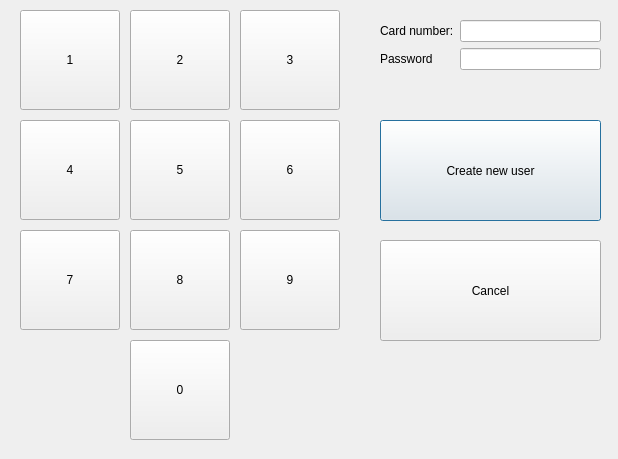
Qt form addnewuserdialog.ui (igorko100/qtinout) before a commit.
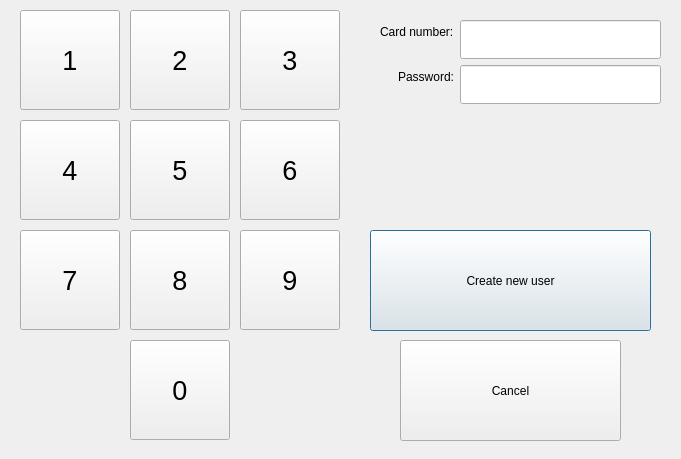
The same form after that commit.

What changed in the file:
```diff
--- a/addnewuserdialog.ui
+++ b/addnewuserdialog.ui
@@ -6,7 +6,7 @@
    <rect>
     <x>0</x>
     <y>0</y>
-    <width>618</width>
+    <width>681</width>
     <height>459</height>
    </rect>
   </property>
@@ -18,11 +18,14 @@
     <rect>
      <x>380</x>
      <y>20</y>
-     <width>221</width>
-     <height>80</height>
+     <width>281</width>
+     <height>88</height>
     </rect>
    </property>
    <layout class="QFormLayout" name="formLayout">
+    <property name="labelAlignment">
+     <set>Qt::AlignRight|Qt::AlignTrailing|Qt::AlignVCenter</set>
+    </property>
     <item row="0" column="0">
      <widget class="QLabel" name="cardNumberLabel">
       <property name="text">
@@ -31,26 +34,41 @@
      </widget>
     </item>
     <item row="0" column="1">
-     <widget class="QLineEdit" name="cardNumberLineEdit"/>
+     <widget class="QLineEdit" name="cardNumberLineEdit">
+      <property name="font">
+       <font>
+        <pointsize>20</pointsize>
+       </font>
+      </property>
+     </widget>
+    </item>
+    <item row="1" column="1">
+     <widget class="QLineEdit" name="passwordLineEdit">
+      <property name="font">
+       <font>
+        <pointsize>20</pointsize>
+       </font>
+      </property>
+     </widget>
     </item>
     <item row="1" column="0">
      <widget class="QLabel" name="passwordLabel">
       <property name="text">
-       <string>Password</string>
+       <string>Password:</string>
+      </property>
+      <property name="alignment">
+       <set>Qt::AlignRight|Qt::AlignTrailing|Qt::AlignVCenter</set>
       </property>
      </widget>
     </item>
-    <item row="1" column="1">
-     <widget class="QLineEdit" name="passwordLineEdit"/>
-    </item>
    </layout>
   </widget>
   <widget class="QPushButton" name="pushButton_11">
    <property name="geometry">
     <rect>
-     <x>380</x>
-     <y>120</y>
-     <width>221</width>
+     <x>370</x>
+     <y>230</y>
+     <width>281</width>
      <height>101</height>
     </rect>
    </property>
@@ -82,6 +100,11 @@
         <height>100</height>
        </size>
       </property>
+      <property name="font">
+       <font>
+        <pointsize>20</pointsize>
+       </font>
+      </property>
       <property name="text">
        <string>7</string>
       </property>
@@ -95,6 +118,11 @@
         <height>100</height>
        </size>
       </property>
+      <property name="font">
+       <font>
+        <pointsize>20</pointsize>
+       </font>
+      </property>
       <property name="text">
        <string>9</string>
       </property>
@@ -108,6 +136,11 @@
         <height>100</height>
        </size>
       </property>
+      <property name="font">
+       <font>
+        <pointsize>20</pointsize>
+       </font>
+      </property>
       <property name="text">
        <string>3</string>
       </property>
@@ -121,6 +154,11 @@
         <height>100</height>
        </size>
       </property>
+      <property name="font">
+       <font>
+        <pointsize>20</pointsize>
+       </font>
+      </property>
       <property name="text">
        <string>8</string>
       </property>
@@ -134,6 +172,11 @@
         <height>100</height>
        </size>
       </property>
+      <property name="font">
+       <font>
+        <pointsize>20</pointsize>
+       </font>
+      </property>
       <property name="text">
        <string>4</string>
       </property>
@@ -147,6 +190,11 @@
         <height>100</height>
        </size>
       </property>
+      <property name="font">
+       <font>
+        <pointsize>20</pointsize>
+       </font>
+      </property>
       <property name="text">
        <string>1</string>
       </property>
@@ -160,6 +208,11 @@
         <height>100</height>
        </size>
       </property>
+      <property name="font">
+       <font>
+        <pointsize>20</pointsize>
+       </font>
+      </property>
       <property name="text">
        <string>6</string>
       </property>
@@ -173,6 +226,11 @@
         <height>100</height>
        </size>
       </property>
+      <property name="font">
+       <font>
+        <pointsize>20</pointsize>
+       </font>
+      </property>
       <property name="text">
        <string>5</string>
       </property>
@@ -186,6 +244,11 @@
         <height>100</height>
        </size>
       </property>
+      <property name="font">
+       <font>
+        <pointsize>20</pointsize>
+       </font>
+      </property>
       <property name="text">
        <string>2</string>
       </property>
@@ -199,6 +262,11 @@
         <height>100</height>
        </size>
       </property>
+      <property name="font">
+       <font>
+        <pointsize>20</pointsize>
+       </font>
+      </property>
       <property name="text">
        <string>0</string>
       </property>
@@ -209,8 +277,8 @@
   <widget class="QPushButton" name="pushButton_12">
    <property name="geometry">
     <rect>
-     <x>380</x>
-     <y>240</y>
+     <x>400</x>
+     <y>340</y>
      <width>221</width>
      <height>101</height>
     </rect>
```
